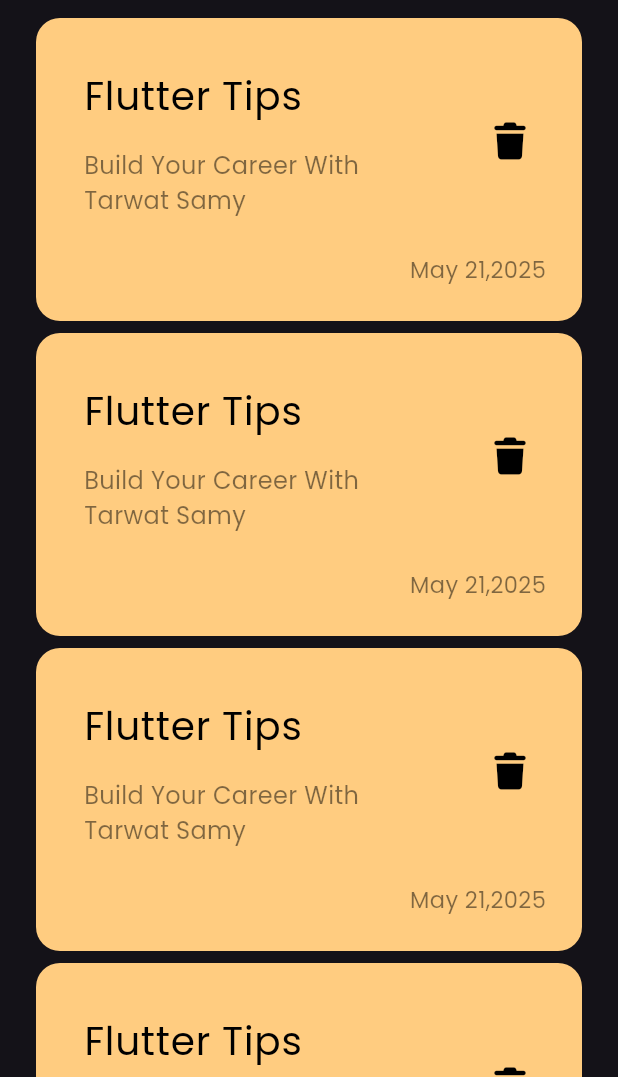
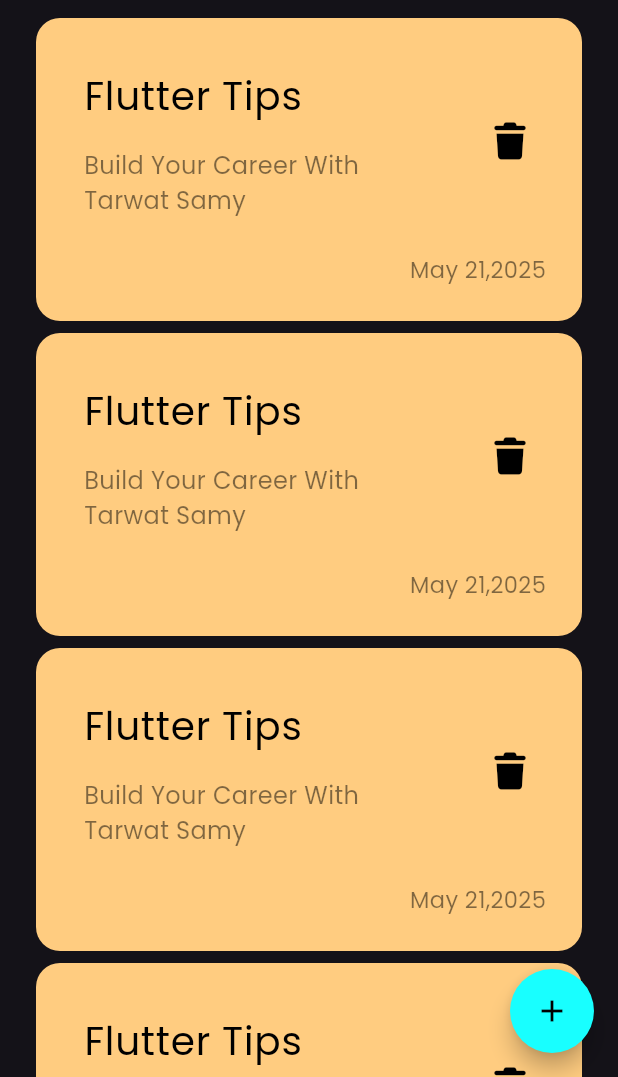
Before and after one commit to MoHa270xX/notesapp, a Flutter app: the screen it shows after launch, on a phone screen of 412 x 824 dp, the part 159-1236 px from its top. Run offline on Flutter 3.47's test engine with Material 3 defaults, Android fonts, the phone set to English and light mode, and no system bars; our stand-ins replace font_awesome_flutter.

Commit message:
adding floating action button

```diff
--- a/lib/views/notes_views.dart
+++ b/lib/views/notes_views.dart
@@ -6,6 +6,14 @@ class NotesViews extends StatelessWidget {
 
   @override
   Widget build(BuildContext context) {
-    return Scaffold(body: NotesViewbody());
+    return Scaffold(
+      body: NotesViewbody(),
+      floatingActionButton: FloatingActionButton(
+        shape: RoundedRectangleBorder(borderRadius: BorderRadius.circular(100)),
+        backgroundColor: Colors.cyanAccent,
+        onPressed: () {},
+        child: Icon(Icons.add, color: Colors.black),
+      ),
+    );
   }
 }
```
